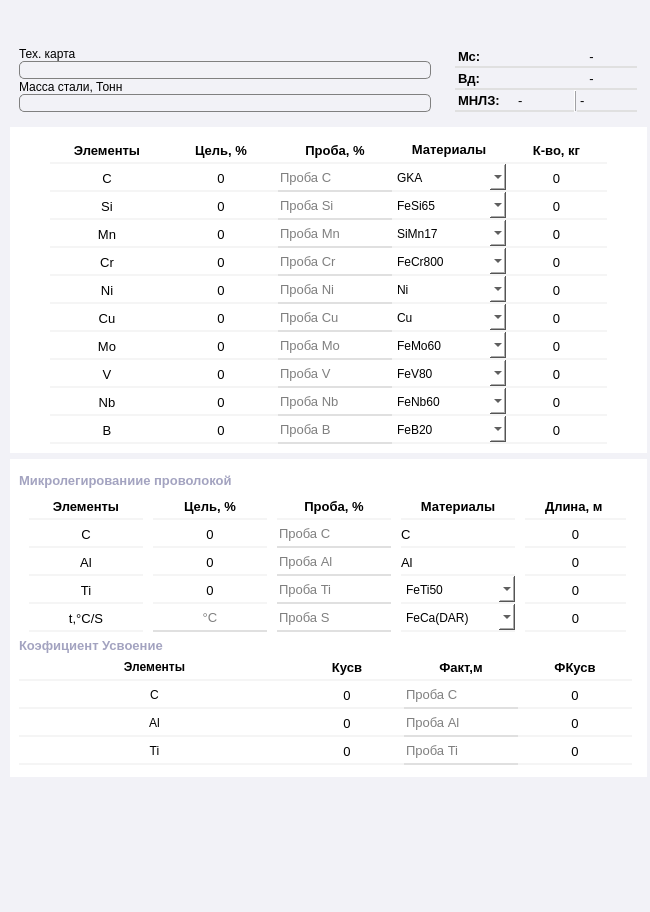
Qt form ui/LrfDesigner.ui (TopolD/Metal_Calculate) before a commit.
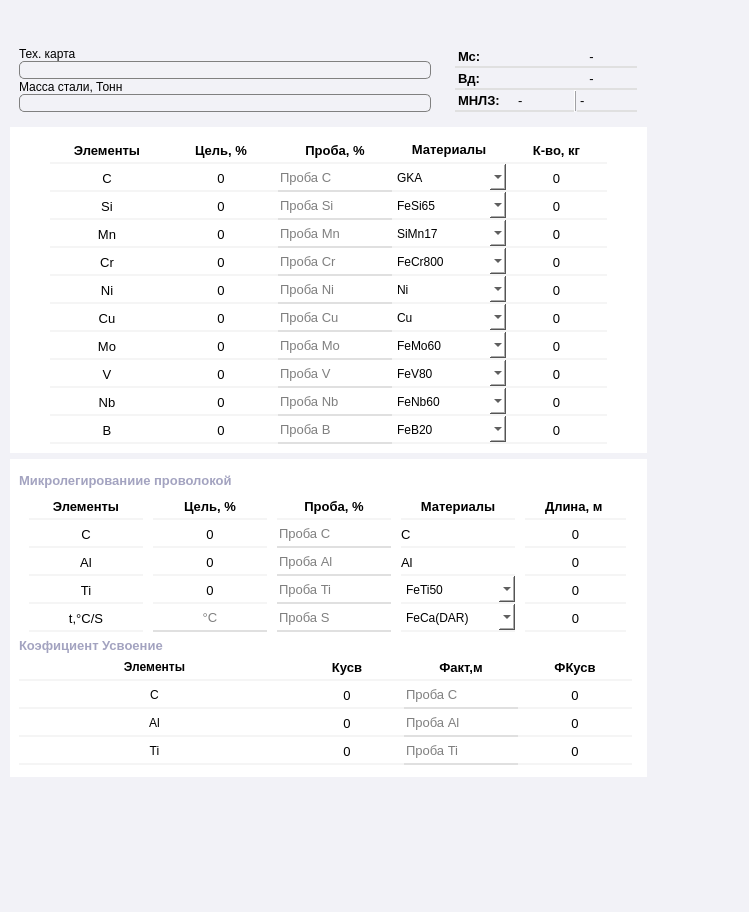
The same form after that commit. Icons and pictures are not drawn.

What changed in the file:
```diff
--- a/ui/LrfDesigner.ui
+++ b/ui/LrfDesigner.ui
@@ -12,7 +12,7 @@
    <rect>
     <x>0</x>
     <y>0</y>
-    <width>650</width>
+    <width>749</width>
     <height>912</height>
    </rect>
   </property>
```
Left out of the diff: 2 changed lines with no effect on the pictures.
